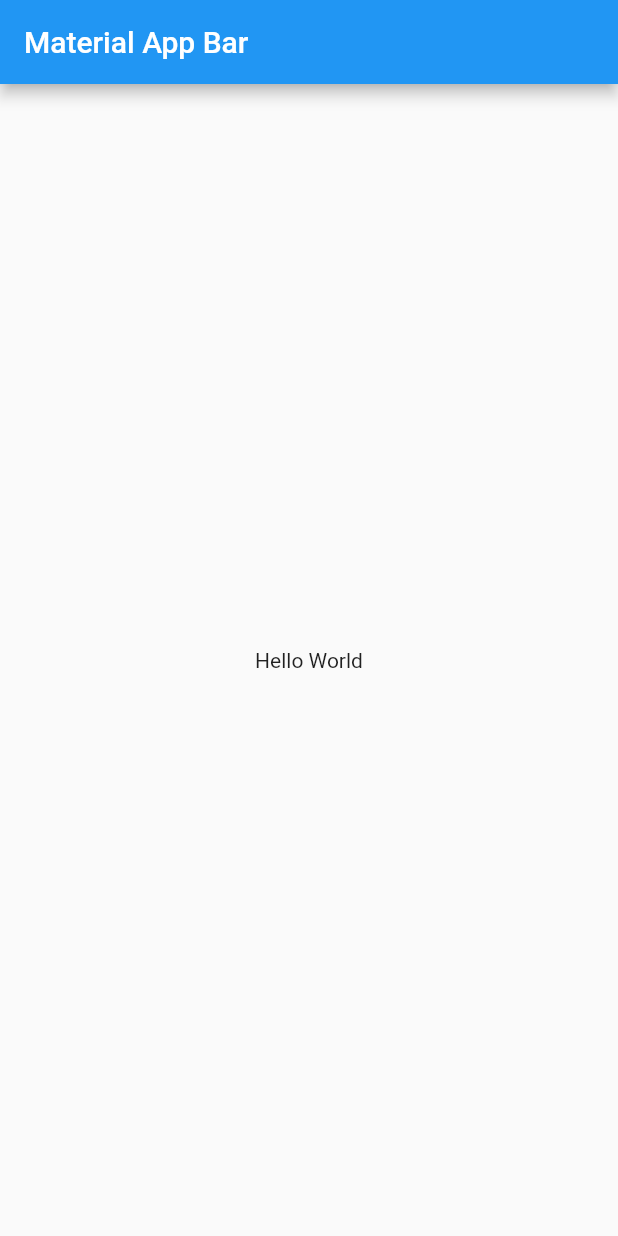
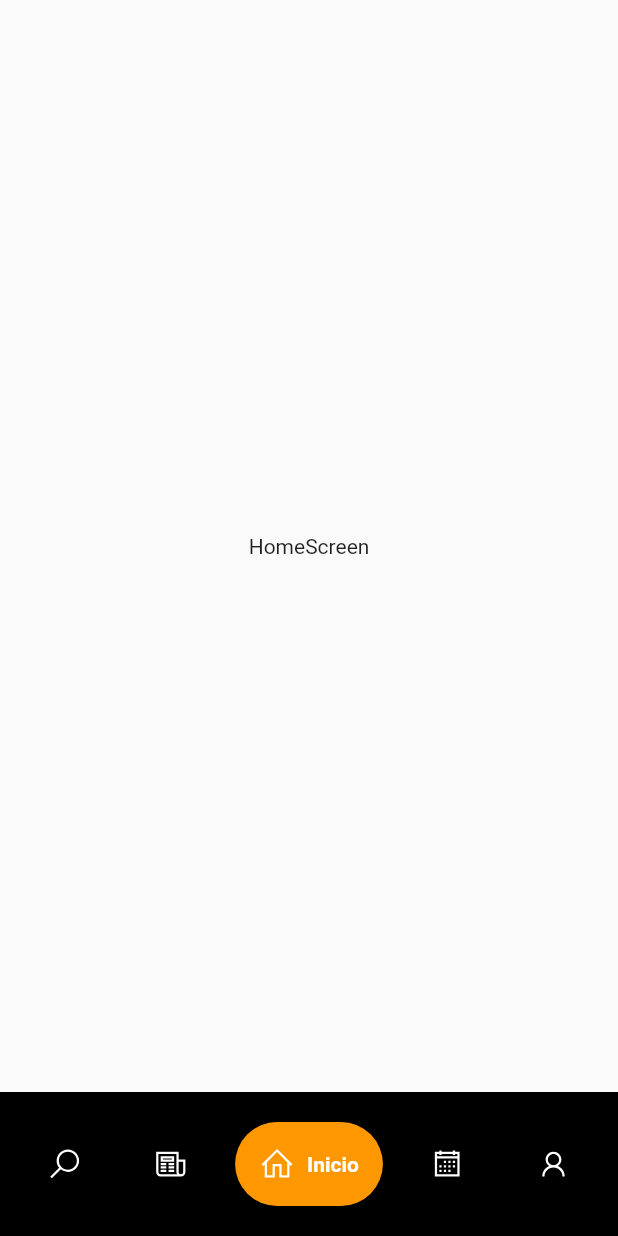
Before and after one commit to aritzazkondodev/pachangapp, a Flutter app: the screen it shows after launch, on a phone screen of 412 x 824 dp. Run offline on Flutter 3.47's test engine with Material 2 defaults, Android fonts, the phone set to English and light mode, and no system bars; drawn by our look-alikes of google_nav_bar; our stand-ins replace line_icons.

Commit message:
Navegacion app

```diff
--- a/FRONT/lib/main.dart
+++ b/FRONT/lib/main.dart
@@ -1,22 +1,35 @@
 import 'package:flutter/material.dart';
+import 'package:flutter/services.dart';
+import 'package:provider/provider.dart';
 
-void main() => runApp(const MyApp());
+import 'package:pachangapp/screens/screens.dart';
+import 'package:pachangapp/providers/providers.dart';
+
+void main() {
+  WidgetsFlutterBinding.ensureInitialized();
+  SystemChrome.setEnabledSystemUIMode(SystemUiMode.manual, overlays: [
+    SystemUiOverlay.top,
+  ]);
+
+  runApp(const MyApp());
+}
 
 class MyApp extends StatelessWidget {
   const MyApp({super.key});
 
   @override
   Widget build(BuildContext context) {
-    return MaterialApp(
-      debugShowCheckedModeBanner: false,
-      title: 'Material App',
-      home: Scaffold(
-        appBar: AppBar(
-          title: const Text('Material App Bar'),
-        ),
-        body: const Center(
-          child: Text('Hello World'),
-        ),
+    return MultiProvider(
+      providers: [
+        ChangeNotifierProvider(create: (_) => NavigationProvider()),
+      ],
+      child: MaterialApp(
+        debugShowCheckedModeBanner: false,
+        title: 'Pachangapp',
+        initialRoute: 'main',
+        routes: {
+          'main': (_) => const MainScreen(),
+        },
       ),
     );
   }
--- /dev/null
+++ b/FRONT/lib/providers/navigation_provider.dart
@@ -0,0 +1,14 @@
+import 'package:flutter/material.dart';
+
+class NavigationProvider extends ChangeNotifier {
+  int _selectedNavigationOption = 2;
+
+  int get selectedMenuOpt {
+    return _selectedNavigationOption;
+  }
+
+  set selectedMenuOpt(int i) {
+    _selectedNavigationOption = i;
+    notifyListeners();
+  }
+}
--- a/FRONT/lib/providers/providers.dart
+++ b/FRONT/lib/providers/providers.dart
@@ -0,0 +1 @@
+export 'package:pachangapp/providers/navigation_provider.dart';
--- /dev/null
+++ b/FRONT/lib/screens/home_screen.dart
@@ -0,0 +1,14 @@
+import 'package:flutter/material.dart';
+
+class HomeScreen extends StatelessWidget {
+  const HomeScreen({Key? key}) : super(key: key);
+
+  @override
+  Widget build(BuildContext context) {
+    return const Scaffold(
+      body: Center(
+        child: Text('HomeScreen'),
+      ),
+    );
+  }
+}
--- /dev/null
+++ b/FRONT/lib/screens/main_screen.dart
@@ -0,0 +1,85 @@
+import 'package:flutter/material.dart';
+import 'package:line_icons/line_icons.dart';
+import 'package:provider/provider.dart';
+import 'package:google_nav_bar/google_nav_bar.dart';
+
+import 'package:pachangapp/providers/providers.dart';
+import 'package:pachangapp/screens/screens.dart';
+
+class MainScreen extends StatelessWidget {
+  const MainScreen({Key? key}) : super(key: key);
+
+  @override
+  Widget build(BuildContext context) {
+    final navigationProvider = Provider.of<NavigationProvider>(context);
+    final currentIndex = navigationProvider.selectedMenuOpt;
+
+    return Scaffold(
+      body: const _HomePageBody(),
+      bottomNavigationBar: Container(
+        color: Colors.black,
+        child: Padding(
+          padding: const EdgeInsets.symmetric(horizontal: 15, vertical: 20),
+          child: GNav(
+              backgroundColor: Colors.black,
+              color: Colors.white,
+              activeColor: Colors.white,
+              tabBackgroundColor: Colors.orange,
+              padding: const EdgeInsets.all(16),
+              gap: 8,
+              tabs: const [
+                GButton(
+                  icon: LineIcons.search,
+                  text: 'Buscar',
+                ),
+                GButton(
+                  icon: LineIcons.newspaper,
+                  text: 'Novedades',
+                ),
+                GButton(
+                  icon: LineIcons.home,
+                  text: 'Inicio',
+                ),
+                GButton(
+                  icon: LineIcons.calendar,
+                  text: 'Reservas',
+                ),
+                GButton(
+                  icon: LineIcons.user,
+                  text: 'Perfil',
+                ),
+              ],
+              selectedIndex: currentIndex,
+              onTabChange: (index) =>
+                  navigationProvider.selectedMenuOpt = index),
+        ),
+      ),
+    );
+  }
+}
+
+class _HomePageBody extends StatelessWidget {
+  const _HomePageBody({super.key});
+
+  @override
+  Widget build(BuildContext context) {
+    final navigationProvider = Provider.of<NavigationProvider>(context);
+    final currentIndex = navigationProvider.selectedMenuOpt;
+
+    switch (currentIndex) {
+      case 0:
+        return const SearchScreen();
+      case 1:
+        return const NewsScreen();
+      case 2:
+        return const HomeScreen();
+      case 3:
+        return const ReservasScreen();
+      case 4:
+        return const UserProfileScreen();
+
+      default:
+        return const HomeScreen();
+    }
+  }
+}
--- a/FRONT/lib/screens/screens.dart
+++ b/FRONT/lib/screens/screens.dart
@@ -0,0 +1,6 @@
+export 'package:pachangapp/screens/news_scree.dart';
+export 'package:pachangapp/screens/reservas_screen.dart';
+export 'package:pachangapp/screens/search_screen.dart';
+export 'package:pachangapp/screens/user_profile_screen.dart';
+export 'package:pachangapp/screens/main_screen.dart';
+export 'package:pachangapp/screens/home_screen.dart';
```
Also changed, not shown: FRONT/lib/screens/news_scree.dart (added, +14 -0 lines), FRONT/lib/screens/reservas_screen.dart (added, +14 -0 lines), FRONT/lib/screens/search_screen.dart (added, +14 -0 lines), FRONT/lib/screens/user_profile_screen.dart (added, +14 -0 lines), FRONT/pubspec.yaml (+5 -4 lines), FRONT/pubspec.lock.
